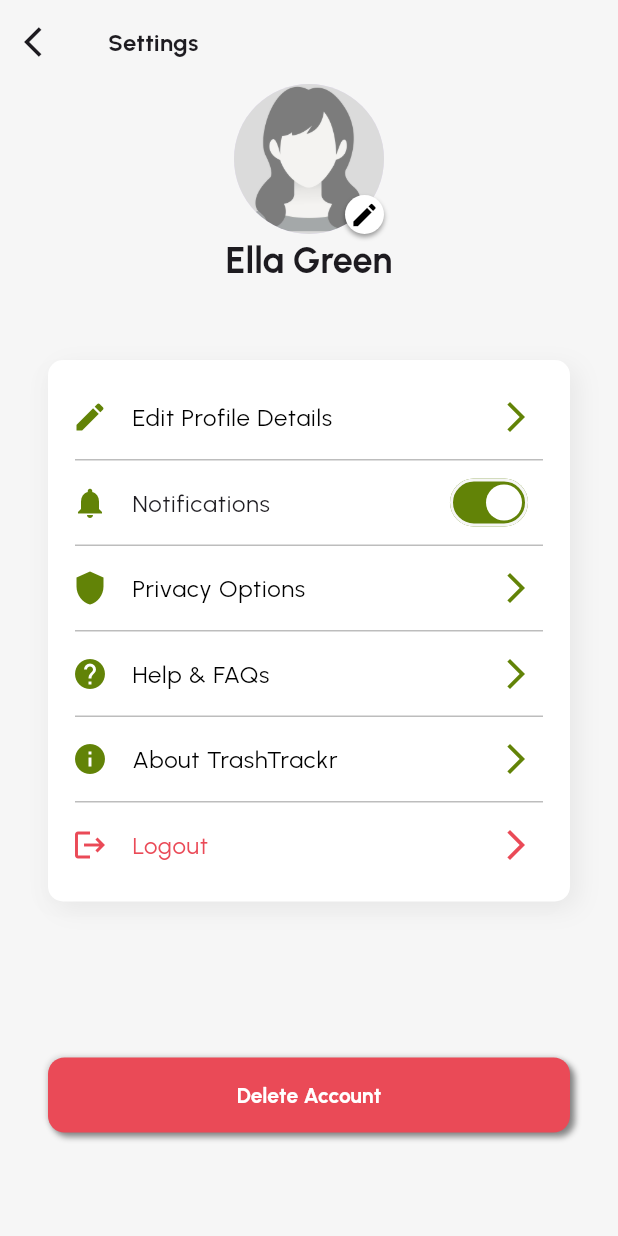
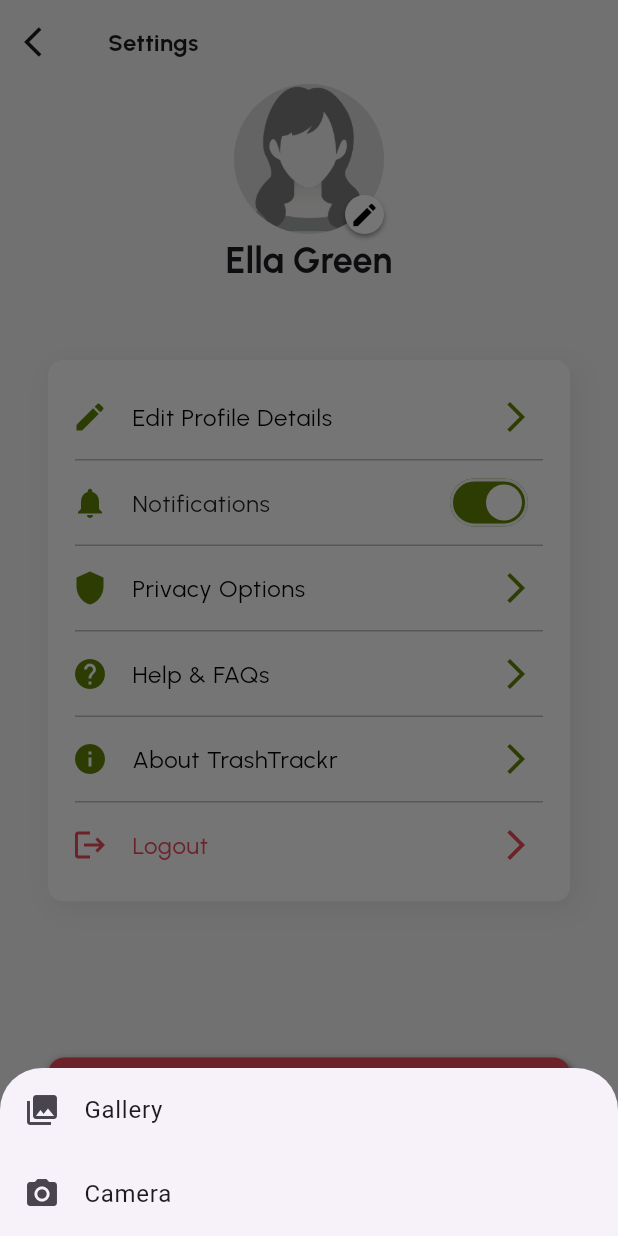
Before and after one commit to Itsmeejoshiee/TrashTrackr, a Flutter app: the SettingsScreen screen opened directly, after a tap on the "edit" icon, on a phone screen of 412 x 824 dp. Run offline on Flutter 3.47's test engine with Material 3 defaults, Android fonts, the phone set to English and light mode, and no system bars; our stand-ins replace camera, card_swiper, cloud_firestore, firebase_auth, firebase_core, firebase_storage and 14 more; accounts and stored records are empty; network calls fail.

Commit message:
Update: completed upload profile picture

```diff
--- a/lib/features/settings/frontend/edit_profile_screen.dart
+++ b/lib/features/settings/frontend/edit_profile_screen.dart
@@ -22,8 +22,6 @@ class _EditProfileScreenState extends State<EditProfileScreen> {
   final TextEditingController _lasttNameController = TextEditingController();
   final TextEditingController _emailController = TextEditingController();
 
-  final ProfilePicture profilePicture = ProfilePicture();
-
   @override
   Widget build(BuildContext context) {
     return Scaffold(
@@ -47,6 +45,7 @@ class _EditProfileScreenState extends State<EditProfileScreen> {
               // Edit Profile Picture
               EditProfilePictureButton(
                 onPressed: () async {
+                  final profilePicture = ProfilePicture();
                   await profilePicture.update(context);
                 },
               ),
--- a/lib/features/settings/frontend/settings_screen.dart
+++ b/lib/features/settings/frontend/settings_screen.dart
@@ -7,6 +7,7 @@ import 'package:trashtrackr/core/utils/constants.dart';
 import 'package:trashtrackr/features/about/frontend/about_screen.dart';
 import 'package:trashtrackr/features/auth/backend/auth_manager.dart';
 import 'package:trashtrackr/features/faqs/frontend/faq_screen.dart';
+import 'package:trashtrackr/features/settings/backend/profile_picture.dart';
 import 'package:trashtrackr/features/settings/frontend/edit_profile_screen.dart';
 import 'package:trashtrackr/features/settings/frontend/privacy_screen.dart';
 import 'package:trashtrackr/features/settings/frontend/widgets/buttons/edit_profile_picture_button.dart';
@@ -148,7 +149,12 @@ class _SettingsScreenState extends State<SettingsScreen> {
           child: Column(
             children: [
               // Edit Profile Picture
-              EditProfilePictureButton(onPressed: () {}),
+              EditProfilePictureButton(
+                onPressed: () async {
+                  final profilePicture = ProfilePicture();
+                  await profilePicture.update(context);
+                },
+              ),
 
               Text(
                 'Ella Green',
```
Also changed, not shown: lib/features/settings/backend/profile_picture.dart (+4 -9 lines).
